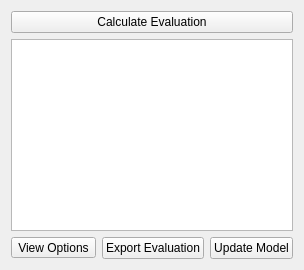
EinDamian/discrete-choice, file src/view/ui/evaluation.ui: the form before one commit.
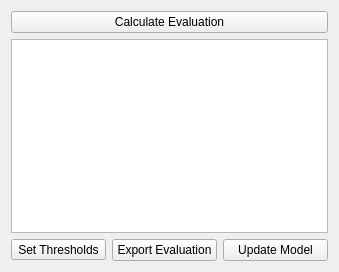
The form after the commit. Icons and pictures are not drawn.

Commit message: Modifying GUI to improve user experience -Added Help Menu - Added tooltips - Changed view options to set thresholds

Patch:
```diff
--- a/src/view/ui/evaluation.ui
+++ b/src/view/ui/evaluation.ui
@@ -2,6 +2,14 @@
 <ui version="4.0">
  <class>Form</class>
  <widget class="QWidget" name="Form">
+  <property name="geometry">
+   <rect>
+    <x>0</x>
+    <y>0</y>
+    <width>339</width>
+    <height>272</height>
+   </rect>
+  </property>
   <layout class="QVBoxLayout" name="layout_eval">
    <item>
     <widget class="QPushButton" name="button_calculate">
@@ -28,7 +36,7 @@
      <item>
       <widget class="QToolButton" name="view_options_button">
        <property name="text">
-        <string>View Options</string>
+        <string>Set Thresholds</string>
        </property>
       </widget>
      </item>
```
Left out of the diff: 9 changed lines with no effect on the pictures. The commit also changes 3 other files.
